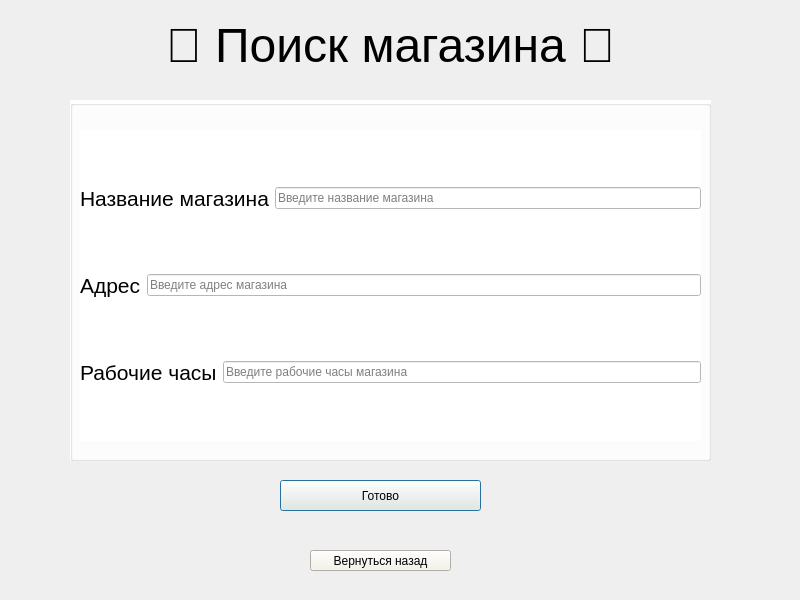
The window that findshop_admin.ui (mamam111a/2-year_coursework_client) describes before a commit, drawn with Qt 5.
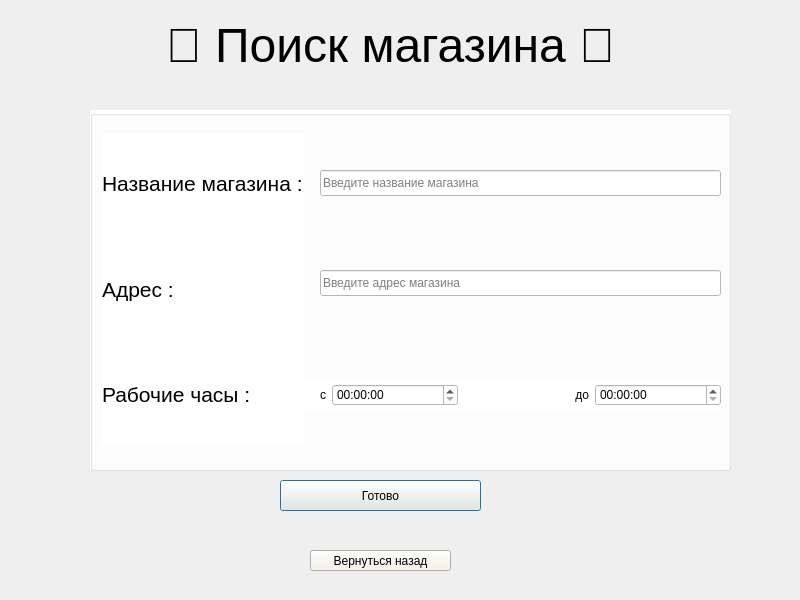
The same window after the commit.

The edit to the form file:
```diff
--- a/findshop_admin.ui
+++ b/findshop_admin.ui
@@ -44,88 +44,6 @@
     <string>Готово</string>
    </property>
   </widget>
-  <widget class="QGroupBox" name="groupBox">
-   <property name="geometry">
-    <rect>
-     <x>70</x>
-     <y>100</y>
-     <width>641</width>
-     <height>361</height>
-    </rect>
-   </property>
-   <property name="styleSheet">
-    <string notr="true">background-color:white</string>
-   </property>
-   <property name="title">
-    <string/>
-   </property>
-   <widget class="QWidget" name="layoutWidget_3">
-    <property name="geometry">
-     <rect>
-      <x>10</x>
-      <y>30</y>
-      <width>621</width>
-      <height>311</height>
-     </rect>
-    </property>
-    <layout class="QVBoxLayout" name="verticalLayout_3">
-     <item>
-      <layout class="QHBoxLayout" name="horizontalLayout_7">
-       <item>
-        <widget class="QLabel" name="label_8">
-         <property name="text">
-          <string>&lt;html&gt;&lt;head/&gt;&lt;body&gt;&lt;p&gt;&lt;span style=&quot; font-size:16pt;&quot;&gt;Название магазина&lt;/span&gt;&lt;/p&gt;&lt;/body&gt;&lt;/html&gt;</string>
-         </property>
-        </widget>
-       </item>
-       <item>
-        <widget class="QLineEdit" name="name_3">
-         <property name="placeholderText">
-          <string>Введите название магазина</string>
-         </property>
-        </widget>
-       </item>
-      </layout>
-     </item>
-     <item>
-      <layout class="QHBoxLayout" name="horizontalLayout_8">
-       <item>
-        <widget class="QLabel" name="labe">
-         <property name="text">
-          <string>&lt;html&gt;&lt;head/&gt;&lt;body&gt;&lt;p&gt;&lt;span style=&quot; font-size:16pt;&quot;&gt;Адрес&lt;/span&gt;&lt;/p&gt;&lt;/body&gt;&lt;/html&gt;</string>
-         </property>
-        </widget>
-       </item>
-       <item>
-        <widget class="QLineEdit" name="adress_3">
-         <property name="placeholderText">
-          <string>Введите адрес магазина</string>
-         </property>
-        </widget>
-       </item>
-      </layout>
-     </item>
-     <item>
-      <layout class="QHBoxLayout" name="horizontalLayout_9">
-       <item>
-        <widget class="QLabel" name="label_10">
-         <property name="text">
-          <string>&lt;html&gt;&lt;head/&gt;&lt;body&gt;&lt;p&gt;&lt;span style=&quot; font-size:16pt;&quot;&gt;Рабочие часы&lt;/span&gt;&lt;/p&gt;&lt;/body&gt;&lt;/html&gt;</string>
-         </property>
-        </widget>
-       </item>
-       <item>
-        <widget class="QLineEdit" name="workingtime_3">
-         <property name="placeholderText">
-          <string>Введите рабочие часы магазина</string>
-         </property>
-        </widget>
-       </item>
-      </layout>
-     </item>
-    </layout>
-   </widget>
-  </widget>
   <widget class="QLabel" name="label">
    <property name="geometry">
     <rect>
@@ -158,7 +76,113 @@
     <string>Вернуться назад</string>
    </property>
   </widget>
-  <zorder>groupBox</zorder>
+  <widget class="QGroupBox" name="groupBox">
+   <property name="geometry">
+    <rect>
+     <x>90</x>
+     <y>110</y>
+     <width>641</width>
+     <height>361</height>
+    </rect>
+   </property>
+   <property name="styleSheet">
+    <string notr="true">background-color:white</string>
+   </property>
+   <property name="title">
+    <string/>
+   </property>
+   <widget class="QWidget" name="">
+    <property name="geometry">
+     <rect>
+      <x>110</x>
+      <y>270</y>
+      <width>521</width>
+      <height>31</height>
+     </rect>
+    </property>
+    <layout class="QHBoxLayout" name="horizontalLayout">
+     <item>
+      <widget class="QLabel" name="label_5">
+       <property name="text">
+        <string>&lt;html&gt;&lt;head/&gt;&lt;body&gt;&lt;p align=&quot;right&quot;&gt;с&lt;/p&gt;&lt;/body&gt;&lt;/html&gt;</string>
+       </property>
+      </widget>
+     </item>
+     <item>
+      <widget class="QTimeEdit" name="timeEdit_2"/>
+     </item>
+     <item>
+      <widget class="QLabel" name="label_6">
+       <property name="text">
+        <string>&lt;html&gt;&lt;head/&gt;&lt;body&gt;&lt;p align=&quot;right&quot;&gt;до&lt;/p&gt;&lt;/body&gt;&lt;/html&gt;</string>
+       </property>
+      </widget>
+     </item>
+     <item>
+      <widget class="QTimeEdit" name="timeEdit"/>
+     </item>
+    </layout>
+   </widget>
+   <widget class="QLineEdit" name="name">
+    <property name="geometry">
+     <rect>
+      <x>230</x>
+      <y>60</y>
+      <width>401</width>
+      <height>26</height>
+     </rect>
+    </property>
+    <property name="placeholderText">
+     <string>Введите название магазина</string>
+    </property>
+   </widget>
+   <widget class="QLineEdit" name="adress">
+    <property name="geometry">
+     <rect>
+      <x>230</x>
+      <y>160</y>
+      <width>401</width>
+      <height>26</height>
+     </rect>
+    </property>
+    <property name="placeholderText">
+     <string>Введите адрес магазина</string>
+    </property>
+   </widget>
+   <widget class="QWidget" name="">
+    <property name="geometry">
+     <rect>
+      <x>12</x>
+      <y>24</y>
+      <width>202</width>
+      <height>311</height>
+     </rect>
+    </property>
+    <layout class="QVBoxLayout" name="verticalLayout">
+     <item>
+      <widget class="QLabel" name="label_2">
+       <property name="text">
+        <string>&lt;html&gt;&lt;head/&gt;&lt;body&gt;&lt;p&gt;&lt;span style=&quot; font-size:16pt;&quot;&gt;Название магазина :&lt;/span&gt;&lt;/p&gt;&lt;/body&gt;&lt;/html&gt;</string>
+       </property>
+      </widget>
+     </item>
+     <item>
+      <widget class="QLabel" name="label_3">
+       <property name="text">
+        <string>&lt;html&gt;&lt;head/&gt;&lt;body&gt;&lt;p&gt;&lt;span style=&quot; font-size:16pt;&quot;&gt;Адрес :&lt;/span&gt;&lt;/p&gt;&lt;/body&gt;&lt;/html&gt;</string>
+       </property>
+      </widget>
+     </item>
+     <item>
+      <widget class="QLabel" name="label_4">
+       <property name="text">
+        <string>&lt;html&gt;&lt;head/&gt;&lt;body&gt;&lt;p&gt;&lt;span style=&quot; font-size:16pt;&quot;&gt;Рабочие часы :&lt;/span&gt;&lt;/p&gt;&lt;/body&gt;&lt;/html&gt;</string>
+       </property>
+      </widget>
+     </item>
+    </layout>
+   </widget>
+  </widget>
   <zorder>label</zorder>
   <zorder>pushButton</zorder>
   <zorder>pushButton_2</zorder>
```
Left out of the diff: 1 changed line with no effect on the pictures.
